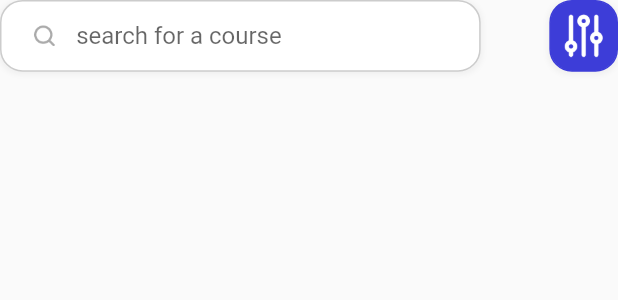
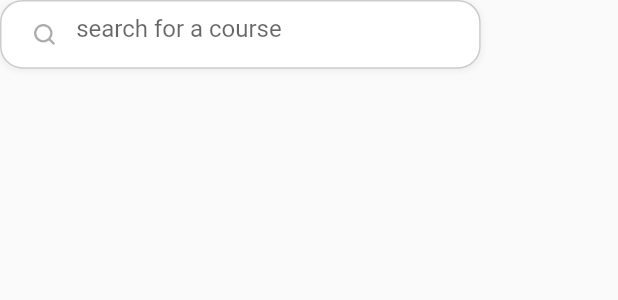
Before and after one commit to oriamo/uLearn, a Flutter app: what serachBar() shows on an empty page, opened directly, on a phone screen of 412 x 824 dp. Shown: the top 300 px of the screen. Run offline on Flutter 3.47's test engine with Material 2 defaults, Android fonts, the phone set to English and light mode, and no system bars; our stand-ins replace cloud_firestore, dots_indicator, firebase_auth, firebase_core, flutter_riverpod, flutter_screenutil and 4 more; missing offline and left inert: dart:ffi; accounts and stored records are empty; generated files the repository leaves out were written again.

Commit message:
Revert "first commit 6 : after error"
This reverts commit 7bb02cf8f1620041660d3d32fdbc607e80442be1.

```diff
--- a/lib/common/utils/image_res.dart
+++ b/lib/common/utils/image_res.dart
@@ -18,11 +18,6 @@ class ImageRes{
   static const user = '$_imagebase/user.png';
   static const lock = '$_imagebase/lock.png';
   static const searchIcon = '$_imagebase/search.png';
-  static const searchButton = '$_imagebase/options.png';
-  static const banner1 = '$_imagebase/Art.png';
-  static const banner2 = '$_imagebase/Image(1).png';
-  static const banner3 = '$_imagebase/Image(2).png';
-
 
 
 
--- a/lib/common/widgets/serach_widget.dart
+++ b/lib/common/widgets/serach_widget.dart
@@ -9,57 +9,33 @@ import 'package:shop_app/common/widgets/image_widgets.dart';
 Widget serachBar(){
 
   return Row(
-    mainAxisAlignment: MainAxisAlignment.spaceBetween,
     children: [
-      //serch text box Container
+      //serch text box
       Container(
         width: 280.w,
-        height: 40.h,
+        height: 40.w,
         decoration: appBoxShadow(
           color: AppColors.primaryBackground,
           boxBorder: Border.all(color: AppColors.primaryFourElementText)
 
         ),
-
         child: Row(
           children: [
-            //icon container
             Container(
               child: appImage(imagePath: ImageRes.searchIcon),
               margin: EdgeInsets.only(left: 17.w),
             ),
-            //text field container
-            SizedBox(
+            Container(
               width: 230.w,
               height: 40.h,
-              child: Padding(
-                padding: EdgeInsets.only(top: 11.h),
-                child: appTextFieldOnly(width: 230, height: 40, hintText: "search for a course"),
-              ),
+              child: appTextFieldOnly(width: 230, height: 40, hintText: "search for a course"),
 
             )
           ],
         ) ,
 
-      ),
-      //search text button
-      GestureDetector(
-        onTap: (){
-
-        },
-        child: Container(
-          padding: EdgeInsets.all(5),
-          width: 40.w,
-          height: 40.h,
-          decoration: appBoxShadow(
-            boxBorder: Border.all(color: AppColors.primaryElement),
-
-          ),
-          child: appImage(imagePath: ImageRes.searchButton),
-
-        ),
-
-      ),
+      )
+      //serxh text button
 
     ],
 
--- a/lib/pages/application/home/view/home.dart
+++ b/lib/pages/application/home/view/home.dart
@@ -20,7 +20,7 @@ class Home extends StatelessWidget {
     return Scaffold(
       appBar: buildAppbar(title: "Home"),
       body: Padding(
-        padding: EdgeInsets.symmetric(horizontal: 15.w),
+        padding: EdgeInsets.symmetric(horizontal: 25.w),
         child: SingleChildScrollView(
           child: Column(
             mainAxisAlignment: MainAxisAlignment.start,
@@ -30,9 +30,6 @@ class Home extends StatelessWidget {
               userName(),
               SizedBox(height: 20.h),
               serachBar(),
-              SizedBox(height: 20.h,),
-              banner(),
-
 
 
 
```
Also changed, not shown: lib/pages/application/home/controller/home_controller.dart (deleted, +0 -10 lines), lib/pages/application/home/view/widgets/home_widgets.dart (+0 -43 lines), lib/pages/application/provider/application_nav_notifier.g.dart.
